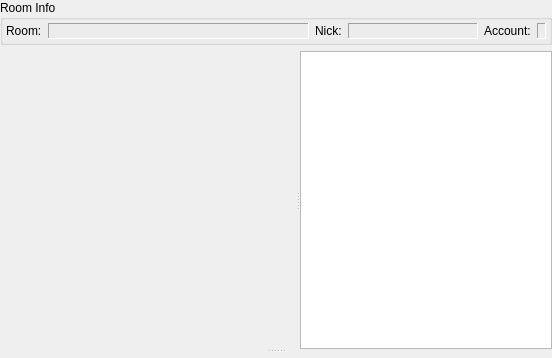
Above: src/plugins/multiuserchat/multiuserchatwindow.ui from vacuum-im/vacuum-im before the change. Below: the same form after it.
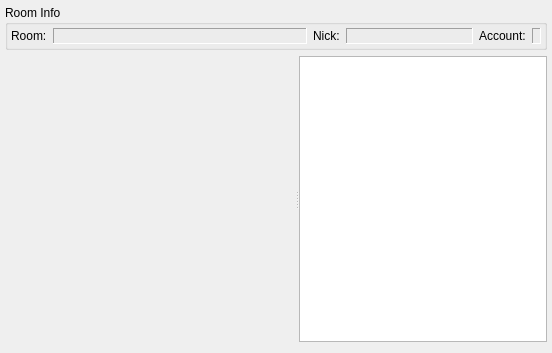
That is the form after the change.

Patch:
```diff
--- a/src/plugins/multiuserchat/multiuserchatwindow.ui
+++ b/src/plugins/multiuserchat/multiuserchatwindow.ui
@@ -1,42 +1,42 @@
 <ui version="4.0" >
  <class>MultiUserChatWindowClass</class>
- <widget class="QMainWindow" name="MultiUserChatWindowClass" >
-  <property name="geometry" >
+ <widget class="QMainWindow" name="MultiUserChatWindowClass">
+  <property name="geometry">
    <rect>
     <x>0</x>
     <y>0</y>
     <width>552</width>
-    <height>358</height>
+    <height>353</height>
    </rect>
   </property>
   <widget class="QWidget" name="centralWidget" >
    <property name="autoFillBackground" >
     <bool>true</bool>
    </property>
-   <layout class="QVBoxLayout" >
-    <property name="margin" >
-     <number>0</number>
+   <layout class="QVBoxLayout" name="verticalLayout">
+    <property name="margin">
+     <number>5</number>
     </property>
     <item>
-     <widget class="QGroupBox" name="grbRoomInfo" >
-      <property name="title" >
+     <widget class="QGroupBox" name="grbRoomInfo">
+      <property name="title">
        <string>Room Info</string>
       </property>
-      <layout class="QHBoxLayout" >
-       <property name="margin" >
+      <layout class="QHBoxLayout">
+       <property name="margin">
         <number>3</number>
        </property>
        <item>
-        <widget class="QLabel" name="lblRoomLabel" >
-         <property name="text" >
+        <widget class="QLabel" name="lblRoomLabel">
+         <property name="text">
           <string>Room:</string>
          </property>
         </widget>
        </item>
        <item>
-        <widget class="QLabel" name="lblRoom" >
-         <property name="sizePolicy" >
-          <sizepolicy vsizetype="Preferred" hsizetype="Expanding" >
+        <widget class="QLabel" name="lblRoom">
+         <property name="sizePolicy">
+          <sizepolicy hsizetype="Expanding" vsizetype="Preferred">
            <horstretch>2</horstretch>
            <verstretch>0</verstretch>
           </sizepolicy>
@@ -53,16 +53,16 @@
         </widget>
        </item>
        <item>
-        <widget class="QLabel" name="lblNickLabel" >
-         <property name="text" >
+        <widget class="QLabel" name="lblNickLabel">
+         <property name="text">
           <string>Nick:</string>
          </property>
         </widget>
        </item>
        <item>
-        <widget class="QLabel" name="lblNick" >
-         <property name="sizePolicy" >
-          <sizepolicy vsizetype="Preferred" hsizetype="Expanding" >
+        <widget class="QLabel" name="lblNick">
+         <property name="sizePolicy">
+          <sizepolicy hsizetype="Expanding" vsizetype="Preferred">
            <horstretch>1</horstretch>
            <verstretch>0</verstretch>
           </sizepolicy>
@@ -82,15 +82,15 @@
         </widget>
        </item>
        <item>
-        <widget class="QLabel" name="lblAccountLabel" >
-         <property name="text" >
+        <widget class="QLabel" name="lblAccountLabel">
+         <property name="text">
           <string>Account:</string>
          </property>
         </widget>
        </item>
        <item>
-        <widget class="QLabel" name="lblAccount" >
-         <property name="frameShape" >
+        <widget class="QLabel" name="lblAccount">
+         <property name="frameShape">
           <enum>QFrame::Panel</enum>
          </property>
          <property name="frameShadow" >
@@ -105,37 +105,18 @@
      </widget>
     </item>
     <item>
-     <widget class="QSplitter" name="sprVSplitter" >
-      <property name="sizePolicy" >
-       <sizepolicy vsizetype="Expanding" hsizetype="Expanding" >
-        <horstretch>0</horstretch>
-        <verstretch>0</verstretch>
-       </sizepolicy>
-      </property>
-      <property name="orientation" >
-       <enum>Qt::Vertical</enum>
-      </property>
-      <property name="childrenCollapsible" >
-       <bool>false</bool>
-      </property>
-      <widget class="QWidget" native="1" name="wdtUpper" >
-       <property name="sizePolicy" >
-        <sizepolicy vsizetype="Preferred" hsizetype="Preferred" >
-         <horstretch>0</horstretch>
-         <verstretch>10</verstretch>
-        </sizepolicy>
-       </property>
-       <layout class="QVBoxLayout" >
-        <property name="spacing" >
+     <widget class="QWidget" name="wdtUpper" native="true">
+      <layout class="QVBoxLayout">
+       <property name="spacing">
          <number>0</number>
         </property>
-        <property name="margin" >
+       <property name="margin">
          <number>0</number>
         </property>
         <item>
-         <widget class="QSplitter" name="sprHSplitter" >
-          <property name="sizePolicy" >
-           <sizepolicy vsizetype="Expanding" hsizetype="Expanding" >
+        <widget class="QSplitter" name="sprHSplitter">
+         <property name="sizePolicy">
+          <sizepolicy hsizetype="Expanding" vsizetype="Expanding">
             <horstretch>0</horstretch>
             <verstretch>0</verstretch>
            </sizepolicy>
@@ -175,16 +156,10 @@
         </item>
        </layout>
       </widget>
-      <widget class="QWidget" native="1" name="wdtEdit" >
-       <property name="sizePolicy" >
-        <sizepolicy vsizetype="Preferred" hsizetype="Expanding" >
-         <horstretch>0</horstretch>
-         <verstretch>1</verstretch>
-        </sizepolicy>
-       </property>
-      </widget>
-     </widget>
     </item>
+    <item>
+     <widget class="QWidget" name="wdtEdit" native="true"/>
+    </item>
    </layout>
   </widget>
   <widget class="QMenuBar" name="mnbMenuBar" >
@@ -198,7 +173,7 @@
    </property>
   </widget>
  </widget>
- <layoutdefault spacing="6" margin="11" />
+ <layoutdefault spacing="6" margin="11"/>
  <resources/>
  <connections/>
 </ui>
```
Left out of the diff: 51 changed lines with no effect on the pictures. Lines whose indentation alone changed are shown as unchanged.
